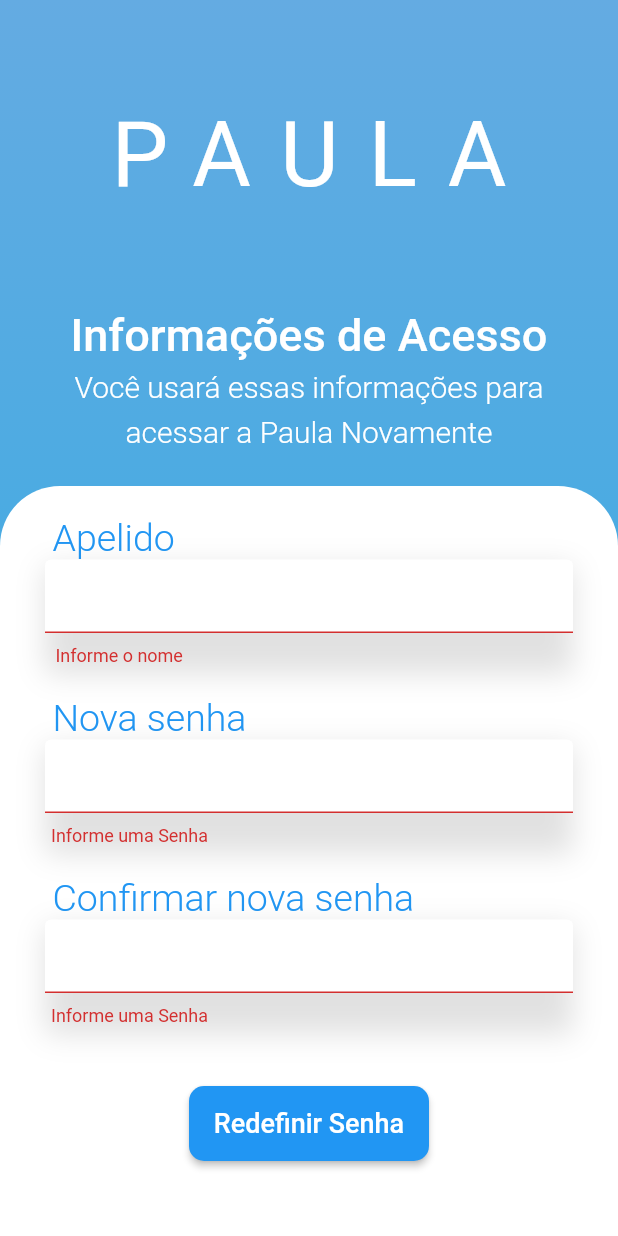
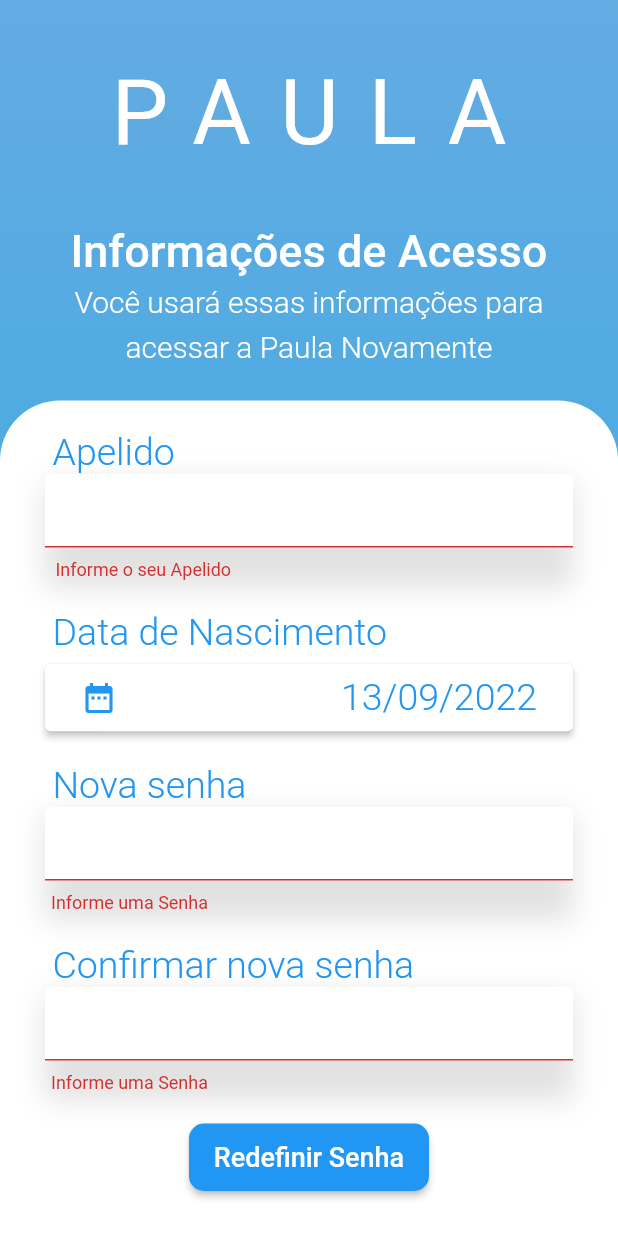
Before and after one commit to Paula-Project/Paula-app, a Flutter app: the ChangePassword screen opened directly, after a tap on "Redefinir Senha", on a phone screen of 412 x 824 dp. Run offline on Flutter 3.47's test engine with Material 2 defaults, Android fonts, the phone set to English and light mode, and no system bars; our stand-ins replace audioplayers, get, page_transition, shared_preferences; accounts and stored records are empty; Roboto replaces fonts that are missing (Nunito).

Commit message:
tela Change password v.4 Adição da data de nascimento

```diff
--- a/lib/app/views/change_password.dart
+++ b/lib/app/views/change_password.dart
@@ -1,4 +1,5 @@
 import 'package:flutter/material.dart';
+import 'package:intl/intl.dart';
 import 'package:page_transition/page_transition.dart';
 import 'package:paula/app/views/components/Input.dart';
 import 'package:paula/app/views/login_page.dart';
@@ -22,7 +23,30 @@ class _ChangePassword extends State<ChangePassword> {
             Color.fromARGB(255, 100, 171, 226),
             Color.fromARGB(255, 41, 171, 226)
           ]));
+
+  DateTime _date = DateTime.now();
+  var selectedDateTxt;
   List<bool> isSelected = List.generate(3, (int index) => false);
+
+  Future<Null> _selectDate(BuildContext context) async {
+    DateTime? _datePicker = await showDatePicker(
+        context: context,
+        initialDate: _date,
+        firstDate: DateTime(1910, 1, 1),
+        lastDate: DateTime.now());
+
+    if (_datePicker != null && _datePicker != _date) {
+      setState(() {
+        _date = _datePicker;
+        selectedDateTxt = DateFormat('dd/MM/yyyy').format(_datePicker);
+      });
+    }
+  }
+
+  void initState() {
+    selectedDateTxt = DateFormat('dd/MM/yyyy').format(_date);
+    super.initState();
+  }
 
   final GlobalKey<FormState> _key = GlobalKey<FormState>();
 
@@ -56,7 +80,7 @@ class _ChangePassword extends State<ChangePassword> {
                   child: PaulaTitleComponent(),
                 ),
                 Expanded(
-                  flex: 12,
+                  flex: 18,
                   child: Column(
                       mainAxisSize: MainAxisSize.max,
                       mainAxisAlignment: MainAxisAlignment.start,
@@ -99,7 +123,7 @@ class _ChangePassword extends State<ChangePassword> {
                                     topRight: Radius.circular(40.0),
                                   )),
                               child: Padding(
-                                padding: const EdgeInsets.only(bottom: 50),
+                                padding: const EdgeInsets.only(bottom: 30),
                                 child: Form(
                                   key: _key,
                                   child: Padding(
@@ -114,7 +138,7 @@ class _ChangePassword extends State<ChangePassword> {
                                             keyboardType: TextInputType.text,
                                             valid: (value) {
                                               if (value!.isEmpty) {
-                                                return ' Informe o nome';
+                                                return ' Informe o seu Apelido';
                                               }
                                               if (value.length < 3) {
                                                 return 'Tamanho inferior a 3';
@@ -125,6 +149,59 @@ class _ChangePassword extends State<ChangePassword> {
                                               FilteringTextInputFormatter.allow(
                                                   RegExp(r'[a-zA-Z0-9]'))
                                             ],
+                                          ),
+                                          const Padding(
+                                            padding: EdgeInsets.fromLTRB(
+                                                5, 20, 15, 0),
+                                            child: Align(
+                                              alignment: Alignment.centerLeft,
+                                              child: Text(
+                                                  "Data de Nascimento",
+                                                  style: TextStyle(
+                                                      color: Colors.blue,
+                                                      fontSize: 25,
+                                                      fontFamily: "Nunito",
+                                                      fontWeight:
+                                                      FontWeight.w300)),
+                                            ),
+                                          ),
+                                          Container(
+                                            height: 5,
+                                          ),
+                                          ElevatedButton(
+                                            style: ButtonStyle(
+                                              backgroundColor:
+                                              MaterialStateProperty.all<
+                                                  Color>(Colors.white),
+                                              foregroundColor:
+                                              MaterialStateProperty.all<
+                                                  Color>(Colors.blue),
+                                            ),
+                                            onPressed: () {
+                                              _selectDate(context);
+                                            },
+                                            child: Padding(
+                                              padding:
+                                              const EdgeInsets.all(8.0),
+                                              child: Row(
+                                                mainAxisAlignment:
+                                                MainAxisAlignment
+                                                    .spaceBetween,
+                                                children: [
+                                                  const Icon(
+                                                    Icons.date_range,
+                                                  ),
+                                                  Text(
+                                                    selectedDateTxt,
+                                                    style: const TextStyle(
+                                                        fontSize: 25,
+                                                        fontFamily: "Nunito",
+                                                        fontWeight:
+                                                        FontWeight.w300),
+                                                  ),
+                                                ],
+                                              ),
+                                            ),
                                           ),
                                           Container(
                                             height: 20,
@@ -168,11 +245,11 @@ class _ChangePassword extends State<ChangePassword> {
                                             },
                                           ),
                                           Container(
-                                            height: 40,
+                                            height: 20,
                                           ),
                                           SizedBox(
                                             width: 160,
-                                            height: 50,
+                                            height: 45,
                                             child: ElevatedButton(
                                               onPressed: () {
                                                 if (_key.currentState!
```
